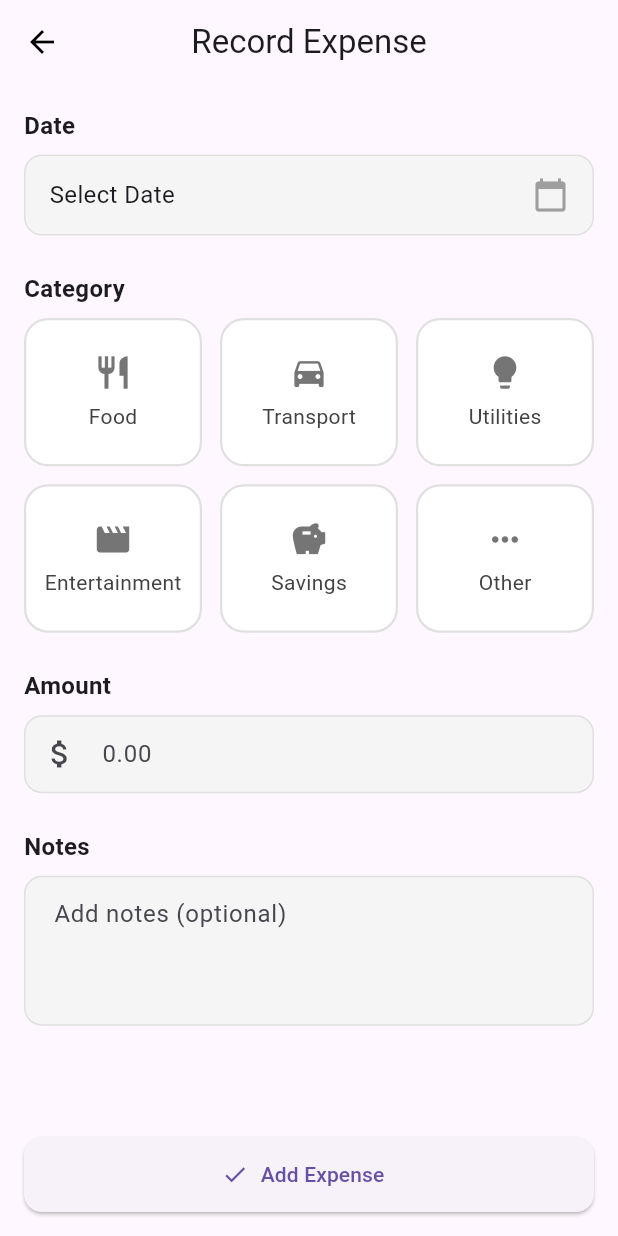
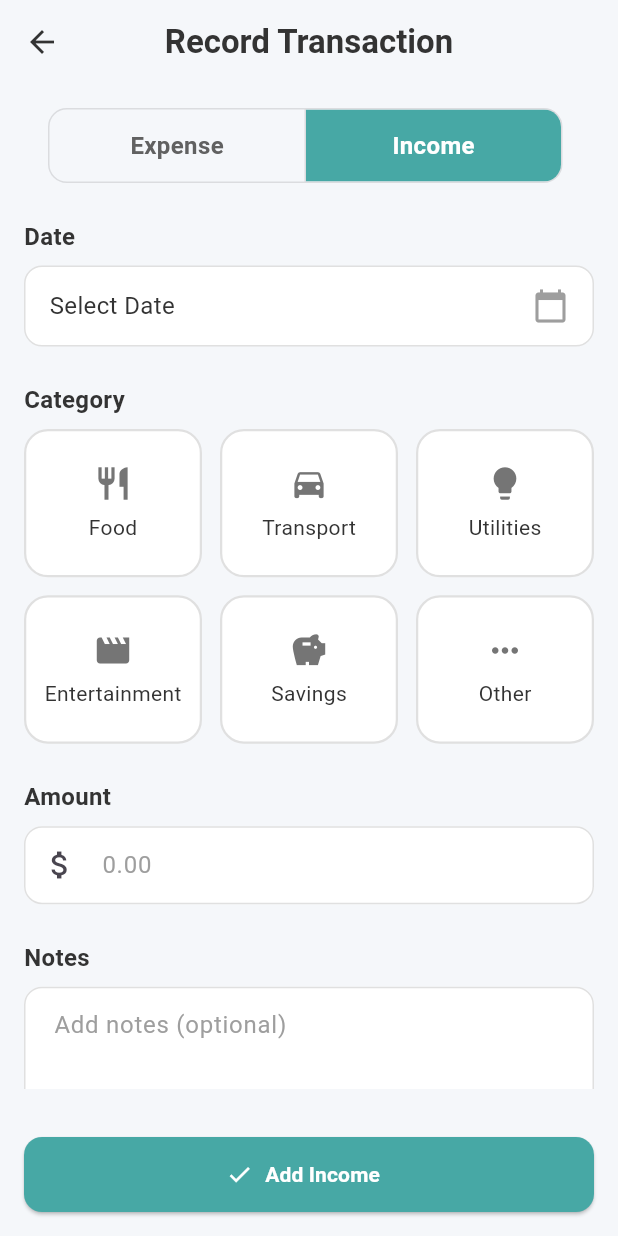
Before and after one commit to nooele2/BudgetBear, a Flutter app: the RecordPage screen opened directly, on a phone screen of 412 x 824 dp. Run offline on Flutter 3.47's test engine with Material 3 defaults, Android fonts, the phone set to English and light mode, and no system bars; our stand-ins replace cloud_firestore, firebase_auth, firebase_core, fl_chart, google_fonts; accounts and stored records are empty.

Commit message:
-added "add income" -made recordpage more consistent with homepage

```diff
--- a/lib/pages/record_page.dart
+++ b/lib/pages/record_page.dart
@@ -19,6 +19,7 @@ class _RecordPageState extends State<RecordPage> {
   String? _selectedCategory;
   int? _spentAmount;
   String? _notes;
+  String _transactionType = 'income';
 
   final List<Map<String, dynamic>> _categories = [
     {'icon': Icons.restaurant, 'label': 'Food'},
@@ -42,8 +43,11 @@ class _RecordPageState extends State<RecordPage> {
   }
 
   InputDecoration _inputDecoration(String hintText, {Widget? prefixIcon}) {
+    const Color accent = Color.fromRGBO(71, 168, 165, 1);
+
     return InputDecoration(
       hintText: hintText,
+      hintStyle: const TextStyle(color: Colors.grey),
       prefixIcon: prefixIcon,
       border: OutlineInputBorder(
         borderRadius: BorderRadius.circular(12),
@@ -55,20 +59,31 @@ class _RecordPageState extends State<RecordPage> {
       ),
       focusedBorder: OutlineInputBorder(
         borderRadius: BorderRadius.circular(12),
-        borderSide: const BorderSide(color: Colors.blue),
+        borderSide: BorderSide(color: accent, width: 1.5),
       ),
       filled: true,
-      fillColor: Colors.grey[100],
+      fillColor: Colors.white,
       contentPadding: const EdgeInsets.symmetric(horizontal: 16, vertical: 14),
     );
   }
 
+
   @override
   Widget build(BuildContext context) {
+    const Color accent = Color.fromRGBO(71, 168, 165, 1);
+    const Color bgColor = Color(0xFFF5F7FA);
+    const Color textColor = Color(0xFF333333);
+
     return Scaffold(
+      backgroundColor: bgColor,
       appBar: AppBar(
-        leading: const BackButton(color: Colors.black),
-        title: const Text('Record Expense'),
+        backgroundColor: bgColor,
+        elevation: 0,
+        leading: const BackButton(color: textColor),
+        title: const Text(
+          'Record Transaction',
+          style: TextStyle(color: textColor, fontWeight: FontWeight.w600),
+        ),
         centerTitle: true,
       ),
       body: Padding(
@@ -77,17 +92,44 @@ class _RecordPageState extends State<RecordPage> {
           child: Column(
             crossAxisAlignment: CrossAxisAlignment.start,
             children: [
+              //toggle for income/expense
+              Center(
+                child: Container(
+                  padding: const EdgeInsets.symmetric(horizontal: 16),
+                  width: double.infinity,
+                  child: ToggleButtons(
+                    isSelected: [
+                      _transactionType == 'expense',
+                      _transactionType == 'income',
+                    ],
+                    onPressed: (index) {
+                      setState(() {
+                        _transactionType = index == 0 ? 'expense' : 'income';
+                      });
+                    },
+                    borderRadius: BorderRadius.circular(12),
+                    selectedColor: Colors.white,
+                    fillColor: accent,
+                    color: Colors.grey[700],
+                    constraints: const BoxConstraints(minHeight: 48, minWidth: 170),
+                    children: const [
+                      Text('Expense', style: TextStyle(fontSize: 16, fontWeight: FontWeight.w600)),
+                      Text('Income', style: TextStyle(fontSize: 16, fontWeight: FontWeight.w600)),
+                    ],
+                  ),
+                ),
+              ),
+              const SizedBox(height: 24),
+
               //date section
-              const Text('Date',
-                  style: TextStyle(fontSize: 16, fontWeight: FontWeight.w600)),
+              const Text('Date', style: TextStyle(fontSize: 16, fontWeight: FontWeight.w600, color: textColor)),
               const SizedBox(height: 8),
               GestureDetector(
                 onTap: _pickDate,
                 child: Container(
-                  padding:
-                      const EdgeInsets.symmetric(horizontal: 16, vertical: 14),
+                  padding: const EdgeInsets.symmetric(horizontal: 16, vertical: 14),
                   decoration: BoxDecoration(
-                    color: Colors.grey[100],
+                    color: Colors.white,
                     borderRadius: BorderRadius.circular(12),
                     border: Border.all(color: Colors.grey.shade300),
                   ),
@@ -97,9 +139,8 @@ class _RecordPageState extends State<RecordPage> {
                       Text(
                         _selectedDate == null
                             ? 'Select Date'
-                            : DateFormat('dd MMM yyyy')
-                                .format(_selectedDate!),
-                        style: const TextStyle(fontSize: 16),
+                            : DateFormat('dd MMM yyyy').format(_selectedDate!),
+                        style: const TextStyle(fontSize: 16, color: textColor),
                       ),
                       const Icon(Icons.calendar_today, color: Colors.grey),
                     ],
@@ -108,16 +149,14 @@ class _RecordPageState extends State<RecordPage> {
               ),
               const SizedBox(height: 24),
 
-              //category section
-              const Text('Category',
-                  style: TextStyle(fontSize: 16, fontWeight: FontWeight.w600)),
+              //catagory section
+              const Text('Category', style: TextStyle(fontSize: 16, fontWeight: FontWeight.w600, color: textColor)),
               const SizedBox(height: 8),
               GridView.builder(
                 shrinkWrap: true,
                 physics: const NeverScrollableScrollPhysics(),
                 itemCount: _categories.length,
-                gridDelegate:
-                    const SliverGridDelegateWithFixedCrossAxisCount(
+                gridDelegate: const SliverGridDelegateWithFixedCrossAxisCount(
                   crossAxisCount: 3,
                   mainAxisSpacing: 12,
                   crossAxisSpacing: 12,
@@ -127,36 +166,26 @@ class _RecordPageState extends State<RecordPage> {
                   final category = _categories[index];
                   final isSelected = _selectedCategory == category['label'];
                   return GestureDetector(
-                    onTap: () =>
-                        setState(() => _selectedCategory = category['label']),
+                    onTap: () => setState(() => _selectedCategory = category['label']),
                     child: Container(
                       decoration: BoxDecoration(
-                        color: isSelected ? Colors.blue[50] : Colors.white,
+                        color: isSelected ? accent.withOpacity(0.15) : Colors.white,
                         borderRadius: BorderRadius.circular(16),
                         border: Border.all(
-                          color: isSelected
-                              ? Colors.blue
-                              : Colors.grey.shade300,
+                          color: isSelected ? accent : Colors.grey.shade300,
                           width: 1.5,
                         ),
                       ),
                       child: Column(
                         mainAxisAlignment: MainAxisAlignment.center,
                         children: [
-                          Icon(category['icon'],
-                              color:
-                                  isSelected ? Colors.blue : Colors.grey[600],
-                              size: 26),
+                          Icon(category['icon'], color: isSelected ? accent : Colors.grey[600], size: 26),
                           const SizedBox(height: 6),
                           Text(
                             category['label'],
                             style: TextStyle(
-                              color: isSelected
-                                  ? Colors.blue
-                                  : Colors.grey[800],
-                              fontWeight: isSelected
-                                  ? FontWeight.w600
-                                  : FontWeight.w400,
+                              color: isSelected ? accent : textColor,
+                              fontWeight: isSelected ? FontWeight.w600 : FontWeight.w400,
                             ),
                           ),
                         ],
@@ -167,22 +196,18 @@ class _RecordPageState extends State<RecordPage> {
               ),
               const SizedBox(height: 24),
 
-              //amount section
-              const Text('Amount',
-                  style: TextStyle(fontSize: 16, fontWeight: FontWeight.w600)),
+              //add amount section
+              const Text('Amount', style: TextStyle(fontSize: 16, fontWeight: FontWeight.w600, color: textColor)),
               const SizedBox(height: 8),
               TextField(
                 keyboardType: TextInputType.number,
-                decoration: _inputDecoration('0.00',
-                    prefixIcon: const Icon(Icons.attach_money)),
-                onChanged: (value) =>
-                    setState(() => _spentAmount = int.tryParse(value)),
+                decoration: _inputDecoration('0.00', prefixIcon: const Icon(Icons.attach_money)),
+                onChanged: (value) => setState(() => _spentAmount = int.tryParse(value)),
               ),
               const SizedBox(height: 24),
 
-              //notes section
-              const Text('Notes',
-                  style: TextStyle(fontSize: 16, fontWeight: FontWeight.w600)),
+              //add note section
+              const Text('Notes', style: TextStyle(fontSize: 16, fontWeight: FontWeight.w600, color: textColor)),
               const SizedBox(height: 8),
               TextField(
                 maxLines: 3,
@@ -195,15 +220,13 @@ class _RecordPageState extends State<RecordPage> {
         ),
       ),
 
-      //add button section
+      //add record button
       bottomNavigationBar: Padding(
         padding: const EdgeInsets.all(16),
         child: SizedBox(
           width: double.infinity,
           height: 50,
           child: ElevatedButton.icon(
-
-            //add logic
             onPressed: () async {
               if (_selectedDate == null || _selectedCategory == null || _spentAmount == null) {
                 ScaffoldMessenger.of(context).showSnackBar(
@@ -215,29 +238,33 @@ class _RecordPageState extends State<RecordPage> {
               try {
                 final firestoreService = FirestoreService();
                 await firestoreService.addTransaction(
-                  title: _notes ?? '', // allow null
+                  title: _notes ?? '',
                   category: _selectedCategory!,
                   amount: _spentAmount!.toDouble(),
-                  type: 'expense',
-                  date: _selectedDate,
+                  type: _transactionType,
+                  date: _selectedDate!,
                 );
+
                 ScaffoldMessenger.of(context).showSnackBar(
-                  const SnackBar(content: Text('Expense added successfully!')),
+                  SnackBar(content: Text('${_transactionType == 'expense' ? 'Expense' : 'Income'} added!')),
                 );
-                Navigator.pop(context); // go back to HomePage
+
+                Navigator.pop(context);
               } catch (e) {
                 ScaffoldMessenger.of(context).showSnackBar(
-                  SnackBar(content: Text('Error adding expense: $e')),
+                  SnackBar(content: Text('Error adding transaction: $e')),
                 );
               }
-
             },
             icon: const Icon(Icons.check),
-            label: const Text('Add Expense'),
+            label: Text(
+              _transactionType == 'expense' ? 'Add Expense' : 'Add Income',//dynamic
+              style: const TextStyle(fontWeight: FontWeight.w600),
+            ),
             style: ElevatedButton.styleFrom(
-              shape: RoundedRectangleBorder(
-                borderRadius: BorderRadius.circular(12),
-              ),
+              backgroundColor: accent,
+              foregroundColor: Colors.white,
+              shape: RoundedRectangleBorder(borderRadius: BorderRadius.circular(12)),
             ),
           ),
         ),
```
